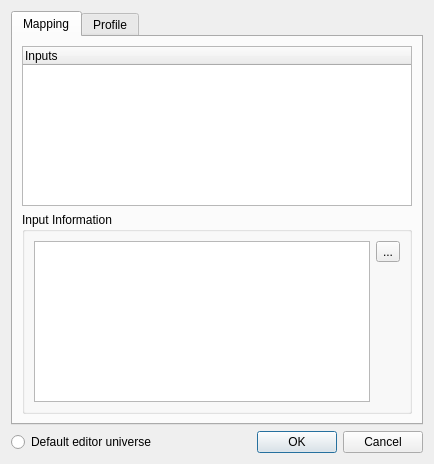
This is ui/src/inputpatcheditor.ui in Andersbakken/qlc as Qt 5 draws it before an edit. The edited form follows.
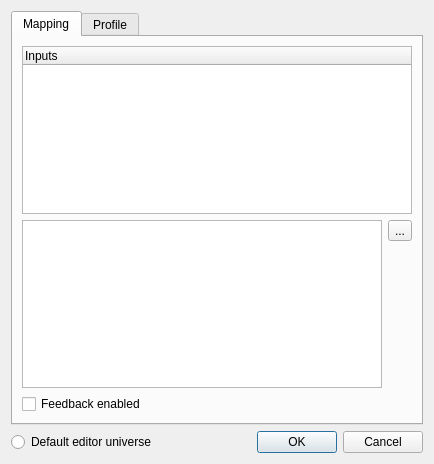
This is the edited form. Icons and pictures are not drawn.

Commit message: Made it possible to disable feedback for each input universe.

```diff
--- a/ui/src/inputpatcheditor.ui
+++ b/ui/src/inputpatcheditor.ui
@@ -23,8 +23,8 @@
       <attribute name="title">
        <string>Mapping</string>
       </attribute>
-      <layout class="QVBoxLayout" name="verticalLayout_2">
-       <item>
+      <layout class="QGridLayout" name="gridLayout_2">
+       <item row="0" column="0" colspan="2">
         <widget class="QTreeWidget" name="m_mapTree">
          <property name="sizePolicy">
           <sizepolicy hsizetype="Expanding" vsizetype="Expanding">
@@ -39,35 +39,7 @@
          </column>
         </widget>
        </item>
-       <item>
-        <widget class="QGroupBox" name="m_infoGroup">
-         <property name="sizePolicy">
-          <sizepolicy hsizetype="Expanding" vsizetype="Expanding">
-           <horstretch>0</horstretch>
-           <verstretch>0</verstretch>
-          </sizepolicy>
-         </property>
-         <property name="title">
-          <string>Input Information</string>
-         </property>
-         <layout class="QGridLayout" name="gridLayout_2">
-          <item row="1" column="1">
-           <spacer name="verticalSpacer">
-            <property name="orientation">
-             <enum>Qt::Vertical</enum>
-            </property>
-            <property name="sizeType">
-             <enum>QSizePolicy::Expanding</enum>
-            </property>
-            <property name="sizeHint" stdset="0">
-             <size>
-              <width>20</width>
-              <height>54</height>
-             </size>
-            </property>
-           </spacer>
-          </item>
-          <item row="0" column="0" rowspan="2">
+       <item row="1" column="0" rowspan="2">
            <widget class="QTextBrowser" name="m_infoBrowser">
             <property name="sizePolicy">
              <sizepolicy hsizetype="Expanding" vsizetype="Expanding">
@@ -77,7 +49,7 @@
             </property>
            </widget>
           </item>
-          <item row="0" column="1">
+       <item row="1" column="1">
            <widget class="QToolButton" name="m_configureButton">
             <property name="text">
              <string>...</string>
@@ -94,7 +66,27 @@
             </property>
            </widget>
           </item>
-         </layout>
+       <item row="2" column="1">
+        <spacer name="verticalSpacer">
+         <property name="orientation">
+          <enum>Qt::Vertical</enum>
+         </property>
+         <property name="sizeHint" stdset="0">
+          <size>
+           <width>20</width>
+           <height>109</height>
+          </size>
+         </property>
+        </spacer>
+       </item>
+       <item row="3" column="0">
+        <widget class="QCheckBox" name="m_feedbackEnabledCheck">
+         <property name="toolTip">
+          <string>Send feedback data to the input universe for moving e.g. motorized sliders.</string>
+         </property>
+         <property name="text">
+          <string>Feedback enabled</string>
+         </property>
         </widget>
        </item>
       </layout>
```
Left out of the diff: 27 changed lines with no effect on the pictures. Lines whose indentation alone changed are shown as unchanged. The commit also changes 8 other files.
